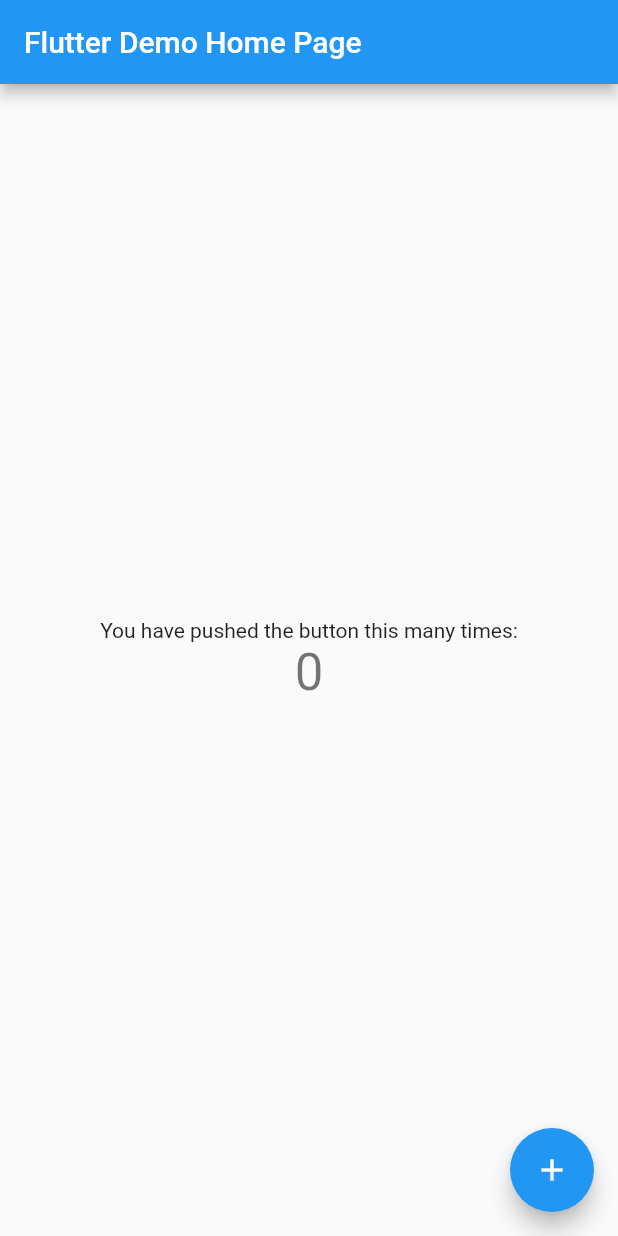
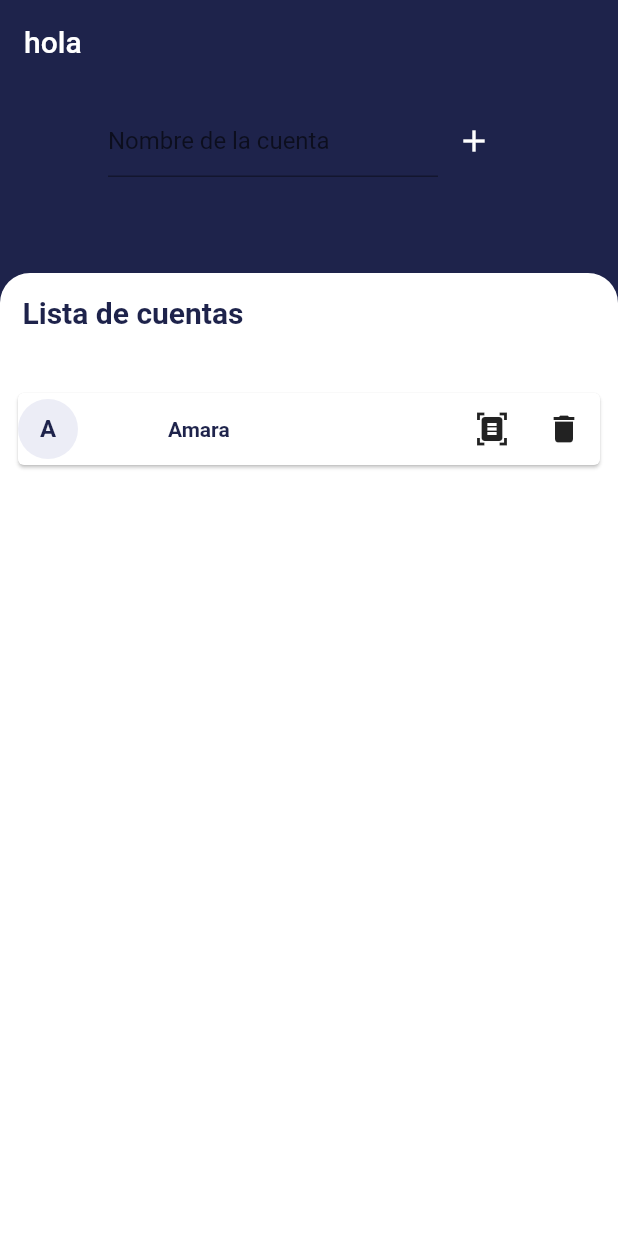
Before and after one commit to neryad/lleva_cuentas_flutter, a Flutter app: the screen it shows after launch, on a phone screen of 412 x 824 dp. Run offline on Flutter 3.47's test engine with Material 2 defaults, Android fonts, the phone set to English and light mode, and no system bars.

Commit message:
part 1 of home page

```diff
--- /dev/null
+++ b/lib/Amount/pages/amount_pages.dart
@@ -0,0 +1,12 @@
+import 'package:flutter/material.dart';
+
+class AmountPage extends StatelessWidget {
+  const AmountPage({super.key});
+
+  @override
+  Widget build(BuildContext context) {
+    return Container(
+      child: const Text('AmountPage'),
+    );
+  }
+}
--- /dev/null
+++ b/lib/Details/pages/details_page.dart
@@ -0,0 +1,17 @@
+import 'package:flutter/material.dart';
+
+class DetailsPage extends StatefulWidget {
+  const DetailsPage({super.key});
+
+  @override
+  State<DetailsPage> createState() => _DetailsPageState();
+}
+
+class _DetailsPageState extends State<DetailsPage> {
+  @override
+  Widget build(BuildContext context) {
+    return Container(
+      child: const Text('DetailsPage'),
+    );
+  }
+}
--- /dev/null
+++ b/lib/Home/models/person_model.dart
@@ -0,0 +1,25 @@
+import 'dart:convert';
+
+Person personFromJson(String str) => Person.fromJson(json.decode(str));
+
+String personToJson(Person data) => json.encode(data.toJson());
+
+class Person {
+  Person({
+    required this.id,
+    required this.name,
+  });
+
+  int id;
+  String name;
+
+  factory Person.fromJson(Map<String, dynamic> json) => Person(
+        id: json["id"],
+        name: json["name"],
+      );
+
+  Map<String, dynamic> toJson() => {
+        "id": id,
+        "name": name,
+      };
+}
--- /dev/null
+++ b/lib/Home/pages/home_page.dart
@@ -0,0 +1,138 @@
+import 'package:flutter/material.dart';
+
+class HomePage extends StatelessWidget {
+  const HomePage({super.key});
+
+  @override
+  Widget build(BuildContext context) {
+    return Scaffold(
+      backgroundColor: const Color(0xff1e234b),
+      appBar: AppBar(
+        elevation: 0,
+        backgroundColor: const Color(0xff1e234b),
+        title: const Text('hola'),
+      ),
+      body: Container(
+          child: Column(
+        children: [
+          Padding(
+            padding: const EdgeInsets.all(8.0),
+            child: Container(
+              width: MediaQuery.of(context).size.width,
+              height: 60.0,
+              child: Row(
+                mainAxisAlignment: MainAxisAlignment.center,
+                crossAxisAlignment: CrossAxisAlignment.center,
+                children: [
+                  // TextFormField(),
+                  const SizedBox(
+                    width: 220.0,
+                    child: TextField(
+                      decoration: InputDecoration(
+                        focusColor: Colors.white,
+                        // border: OutlineInputBorder(),
+                        hintText: 'Nombre de la cuenta',
+                      ),
+                    ),
+                  ),
+                  IconButton(
+                      onPressed: () {
+                        print('agregar');
+                      },
+                      icon: const Icon(
+                        Icons.add,
+                        color: Colors.white,
+                      ))
+                ],
+              ),
+            ),
+          ),
+          const SizedBox(
+            height: 50.0,
+          ),
+          Expanded(
+            child: Container(
+              decoration: const BoxDecoration(
+                  color: Colors.white,
+                  borderRadius: BorderRadius.only(
+                      topLeft: Radius.circular(20),
+                      topRight: Radius.circular(20))),
+              width: MediaQuery.of(context).size.width,
+              height: MediaQuery.of(context).size.height,
+              // color: Colors.white,
+              child: Column(
+                mainAxisAlignment: MainAxisAlignment.start,
+                crossAxisAlignment: CrossAxisAlignment.start,
+                children: [
+                  const Padding(
+                    padding: EdgeInsets.all(15.0),
+                    child: Text(
+                      'Lista de cuentas',
+                      style: TextStyle(
+                          color: Color(0xff1e234b),
+                          fontWeight: FontWeight.bold,
+                          fontSize: 20.0),
+                    ),
+                  ),
+                  const SizedBox(
+                    height: 15.0,
+                  ),
+                  Padding(
+                    padding: const EdgeInsets.all(8.0),
+                    child: Card(
+                      child: Row(
+                        mainAxisAlignment: MainAxisAlignment.spaceBetween,
+                        crossAxisAlignment: CrossAxisAlignment.center,
+                        children: [
+                          Row(
+                            // ignore: prefer_const_literals_to_create_immutables
+                            children: [
+                              const CircleAvatar(
+                                backgroundColor: Color(0xffecedf6),
+                                // ignore: unnecessary_const
+                                child: const Text(
+                                  'A',
+                                  style: TextStyle(
+                                      color: Color(0xff1e234b),
+                                      fontWeight: FontWeight.bold),
+                                ),
+                              ),
+                              const SizedBox(
+                                width: 60.0,
+                              ),
+                              const Text(
+                                'Amara',
+                                style: TextStyle(
+                                    color: Color(0xff1e234b),
+                                    fontWeight: FontWeight.bold),
+                              ),
+                            ],
+                          ),
+                          Row(
+                            mainAxisAlignment: MainAxisAlignment.end,
+                            children: [
+                              IconButton(
+                                  onPressed: () {
+                                    print('pdf');
+                                  },
+                                  icon: const Icon(Icons.document_scanner)),
+                              IconButton(
+                                  onPressed: () {
+                                    print('pdf');
+                                  },
+                                  icon: const Icon(Icons.delete))
+                            ],
+                          )
+                        ],
+                      ),
+                    ),
+                  )
+                ],
+              ),
+            ),
+          ),
+        ],
+      )),
+    );
+  }
+}
--- a/lib/main.dart
+++ b/lib/main.dart
@@ -1,4 +1,7 @@
 import 'package:flutter/material.dart';
+import 'package:lleva_cuentas/Amount/pages/amount_pages.dart';
+import 'package:lleva_cuentas/Details/pages/details_page.dart';
+import 'package:lleva_cuentas/Home/pages/home_page.dart';
 
 void main() {
   runApp(const MyApp());
@@ -11,105 +14,13 @@
   @override
   Widget build(BuildContext context) {
     return MaterialApp(
-      title: 'Flutter Demo',
-      theme: ThemeData(
-        // This is the theme of your application.
-        //
-        // Try running your application with "flutter run". You'll see the
-        // application has a blue toolbar. Then, without quitting the app, try
-        // changing the primarySwatch below to Colors.green and then invoke
-        // "hot reload" (press "r" in the console where you ran "flutter run",
-        // or simply save your changes to "hot reload" in a Flutter IDE).
-        // Notice that the counter didn't reset back to zero; the application
-        // is not restarted.
-        primarySwatch: Colors.blue,
-      ),
-      home: const MyHomePage(title: 'Flutter Demo Home Page'),
+      title: 'Llevacuentas',
+      home: HomePage(),
+      routes: {
+        'home': (BuildContext context) => const HomePage(),
+        'details': (BuildContext context) => const DetailsPage(),
+        'amount': (BuildContext context) => const AmountPage()
+      },
     );
   }
 }
-
-class MyHomePage extends StatefulWidget {
-  const MyHomePage({Key? key, required this.title}) : super(key: key);
-
-  // This widget is the home page of your application. It is stateful, meaning
-  // that it has a State object (defined below) that contains fields that affect
-  // how it looks.
-
-  // This class is the configuration for the state. It holds the values (in this
-  // case the title) provided by the parent (in this case the App widget) and
-  // used by the build method of the State. Fields in a Widget subclass are
-  // always marked "final".
-
-  final String title;
-
-  @override
-  State<MyHomePage> createState() => _MyHomePageState();
-}
-
-class _MyHomePageState extends State<MyHomePage> {
-  int _counter = 0;
-
-  void _incrementCounter() {
-    setState(() {
-      // This call to setState tells the Flutter framework that something has
-      // changed in this State, which causes it to rerun the build method below
-      // so that the display can reflect the updated values. If we changed
-      // _counter without calling setState(), then the build method would not be
-      // called again, and so nothing would appear to happen.
-      _counter++;
-    });
-  }
-
-  @override
-  Widget build(BuildContext context) {
-    // This method is rerun every time setState is called, for instance as done
-    // by the _incrementCounter method above.
-    //
-    // The Flutter framework has been optimized to make rerunning build methods
-    // fast, so that you can just rebuild anything that needs updating rather
-    // than having to individually change instances of widgets.
-    return Scaffold(
-      appBar: AppBar(
-        // Here we take the value from the MyHomePage object that was created by
-        // the App.build method, and use it to set our appbar title.
-        title: Text(widget.title),
-      ),
-      body: Center(
-        // Center is a layout widget. It takes a single child and positions it
-        // in the middle of the parent.
-        child: Column(
-          // Column is also a layout widget. It takes a list of children and
-          // arranges them vertically. By default, it sizes itself to fit its
-          // children horizontally, and tries to be as tall as its parent.
-          //
-          // Invoke "debug painting" (press "p" in the console, choose the
-          // "Toggle Debug Paint" action from the Flutter Inspector in Android
-          // Studio, or the "Toggle Debug Paint" command in Visual Studio Code)
-          // to see the wireframe for each widget.
-          //
-          // Column has various properties to control how it sizes itself and
-          // how it positions its children. Here we use mainAxisAlignment to
-          // center the children vertically; the main axis here is the vertical
-          // axis because Columns are vertical (the cross axis would be
-          // horizontal).
-          mainAxisAlignment: MainAxisAlignment.center,
-          children: <Widget>[
-            const Text(
-              'You have pushed the button this many times:',
-            ),
-            Text(
-              '$_counter',
-              style: Theme.of(context).textTheme.headline4,
-            ),
-          ],
-        ),
-      ),
-      floatingActionButton: FloatingActionButton(
-        onPressed: _incrementCounter,
-        tooltip: 'Increment',
-        child: const Icon(Icons.add),
-      ), // This trailing comma makes auto-formatting nicer for build methods.
-    );
-  }
-}
--- a/pubspec.yaml
+++ b/pubspec.yaml
@@ -34,6 +34,8 @@
   # The following adds the Cupertino Icons font to your application.
   # Use with the CupertinoIcons class for iOS style icons.
   cupertino_icons: ^1.0.2
+  sqflite: ^2.0.3+1
+  pdf: ^3.8.3
 
 dev_dependencies:
   flutter_test:
```
Also changed, not shown: pubspec.lock, 1 other file.
